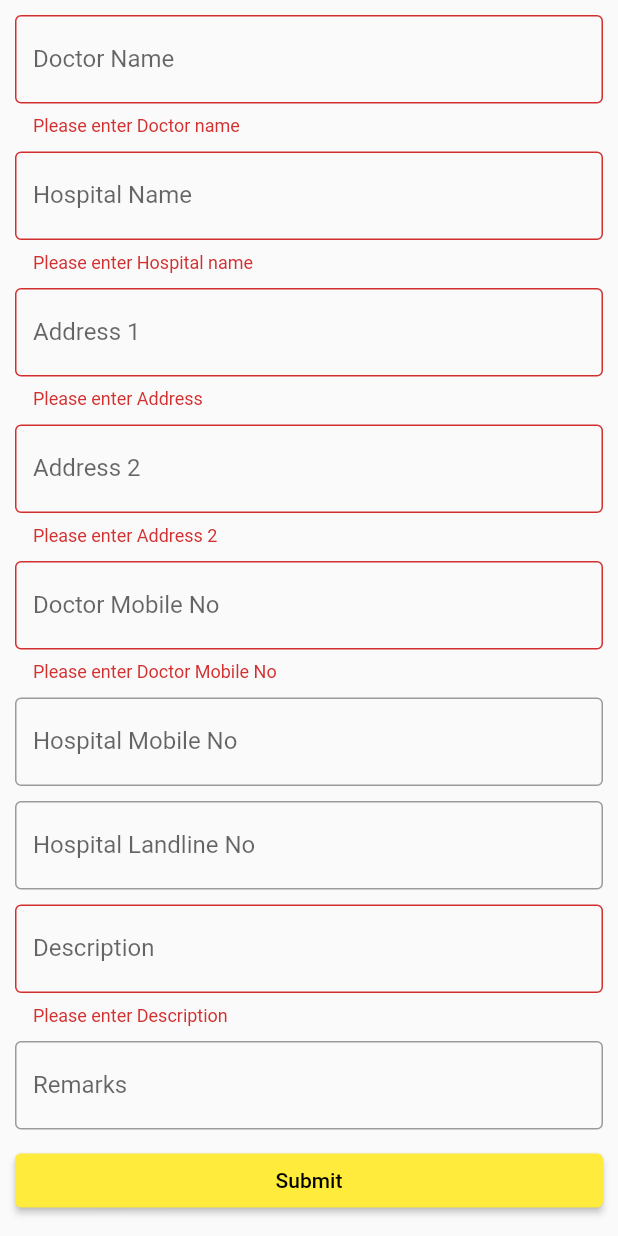
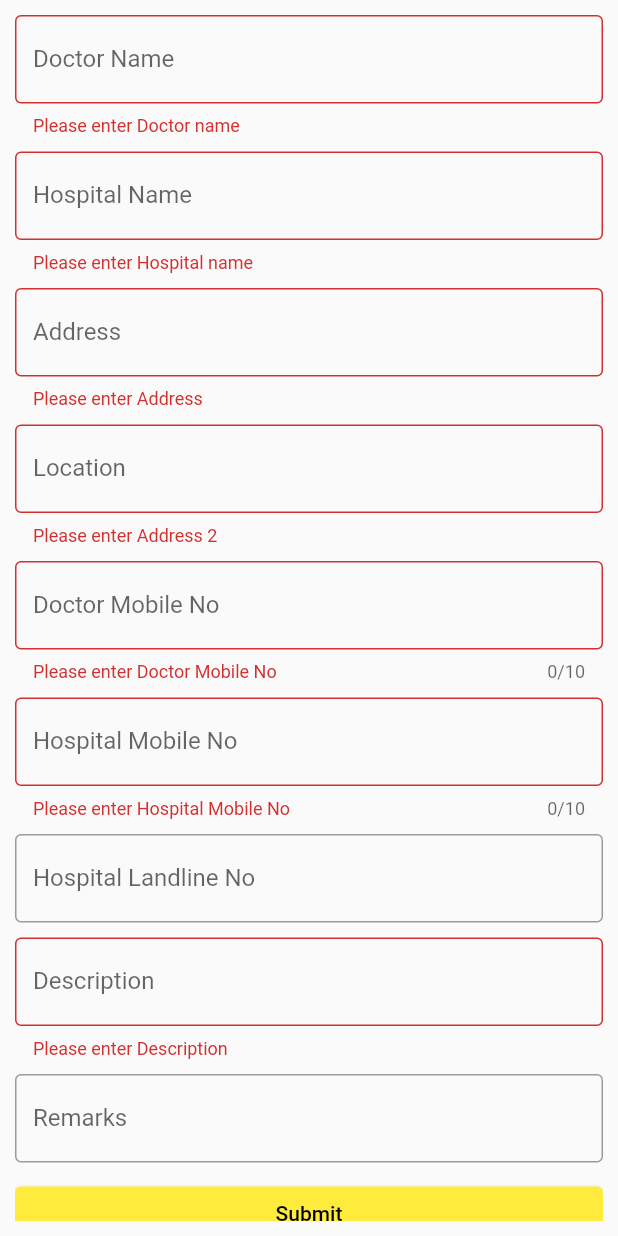
Before and after one commit to Sangeeth3195/drenquiry, a Flutter app: the TextFieldExample screen opened directly, after a tap on "Submit", on a phone screen of 412 x 824 dp. Run offline on Flutter 3.47's test engine with Material 2 defaults, Android fonts, the phone set to English and light mode, and no system bars; our stand-ins replace geolocator, shared_preferences; accounts and stored records are empty.

```diff
--- a/lib/TextFieldExample.dart
+++ b/lib/TextFieldExample.dart
@@ -179,6 +179,7 @@ class _TextFieldExampleState extends State<TextFieldExample> {
               children: [
                 TextFormField(
                   controller: _controller1,
+                  textInputAction: TextInputAction.next,
                   validator: (value) {
                     if (value!.isEmpty) {
                       return 'Please enter Doctor name';
@@ -192,6 +193,8 @@ class _TextFieldExampleState extends State<TextFieldExample> {
                 ),
                 const SizedBox(height: 10.0),
                 TextFormField(
+                  textInputAction: TextInputAction.next,
+
                   controller: _controller2,
                   validator: (value) {
                     if (value!.isEmpty) {
@@ -214,13 +217,17 @@ class _TextFieldExampleState extends State<TextFieldExample> {
                     return null;
                   },
                   controller: _controller3,
+                  textInputAction: TextInputAction.next,
+
                   decoration: const InputDecoration(
                     border: OutlineInputBorder(),
-                    labelText: 'Address 1',
+                    labelText: 'Address ',
                   ),
                 ),
                 const SizedBox(height: 10.0),
                 TextFormField(
+                  textInputAction: TextInputAction.next,
+
                   validator: (value) {
                     if (value!.isEmpty) {
                       return 'Please enter Address 2';
@@ -230,17 +237,24 @@ class _TextFieldExampleState extends State<TextFieldExample> {
                   controller: _controller4,
                   decoration: const InputDecoration(
                     border: OutlineInputBorder(),
-                    labelText: 'Address 2',
+                    labelText: 'Location',
                   ),
                 ),
                 const SizedBox(height: 10.0),
                 TextFormField(
+                  textInputAction: TextInputAction.next,
+
+                  maxLength: 10,
                   validator: (value) {
-                    if (value!.isEmpty) {
+                    String pattern = r'(^(?:[+0]9)?[0-9]{10,12}$)';
+                    RegExp regExp = new RegExp(pattern);
+                    if (value!.length == 0) {
                       return 'Please enter Doctor Mobile No';
                     }
-                    return null;
-                  },
+                    else if (!regExp.hasMatch(value)) {
+                      return 'Please enter valid Doctor Mobile No';
+                    }
+                    return null;                  },
                   controller: _controller5,
                   keyboardType: TextInputType.number,
                   decoration: const InputDecoration(
@@ -250,6 +264,8 @@ class _TextFieldExampleState extends State<TextFieldExample> {
                 ),
                 const SizedBox(height: 10.0),
                 TextFormField(
+                  textInputAction: TextInputAction.next,
+
                   /*validator: (value) {
                     if (value!.isEmpty) {
                       return 'Please enter Hospital Mobile No';
@@ -257,7 +273,17 @@ class _TextFieldExampleState extends State<TextFieldExample> {
                     return null;
                   },*/
                   keyboardType: TextInputType.number,
-
+                  maxLength: 10,
+                  validator: (value) {
+                    String pattern = r'(^(?:[+0]9)?[0-9]{10,12}$)';
+                    RegExp regExp = new RegExp(pattern);
+                    if (value!.length == 0) {
+                      return 'Please enter Hospital Mobile No';
+                    }
+                    else if (!regExp.hasMatch(value)) {
+                      return 'Please enter valid Hospital Mobile No';
+                    }
+                    return null;                  },
                   controller: _controller6,
                   decoration: const InputDecoration(
                     border: OutlineInputBorder(),
@@ -266,13 +292,15 @@ class _TextFieldExampleState extends State<TextFieldExample> {
                 ),
                 const SizedBox(height: 10.0),
                 TextFormField(
-                 /* validator: (value) {
+                  textInputAction: TextInputAction.next,
+
+                  /* validator: (value) {
                     if (value!.isEmpty) {
                       return 'Please enter Hospital Landline No';
                     }
                     return null;
                   },*/
-                  controller: _controller6,
+                  controller: _controller7,
                   inputFormatters: <TextInputFormatter>[
                     FilteringTextInputFormatter.digitsOnly
                   ],
@@ -285,13 +313,15 @@ class _TextFieldExampleState extends State<TextFieldExample> {
                 ),
                 const SizedBox(height: 10.0),
                 TextFormField(
+                  textInputAction: TextInputAction.next,
+
                   validator: (value) {
                     if (value!.isEmpty) {
                       return 'Please enter Description';
                     }
                     return null;
                   },
-                  controller: _controller7,
+                  controller: _controller8,
                   decoration: const InputDecoration(
                     border: OutlineInputBorder(),
                     labelText: 'Description',
@@ -299,13 +329,15 @@ class _TextFieldExampleState extends State<TextFieldExample> {
                 ),
                 const SizedBox(height: 10.0),
                 TextFormField(
+                  textInputAction: TextInputAction.next,
+
                   /*validator: (value) {
                     if (value!.isEmpty) {
                       return 'Please enter Remarks';
                     }
                     return null;
                   },*/
-                  controller: _controller8,
+                  controller: _controller9,
                   decoration: const InputDecoration(
                     border: OutlineInputBorder(),
                     labelText: 'Remarks',
@@ -315,7 +347,16 @@ class _TextFieldExampleState extends State<TextFieldExample> {
                 ElevatedButton(
                   onPressed: () {
                     if(_formKey.currentState!.validate()){
-                      _sendDetails();
+                      if(_currentPosition ==null){
+                        final snackBar = SnackBar(
+                          content: const Text('Please Enable Location To continue'),
+                        );
+                        ScaffoldMessenger.of(context).showSnackBar(snackBar);
+
+                      }else{
+                        _sendDetails();
+
+                      }
                       _preferences.setString('Doctor Name', _controller1.text);
                       _preferences.setString('Hospital Name', _controller2.text);
                       _preferences.setString('Address 1', _controller3.text);
```
